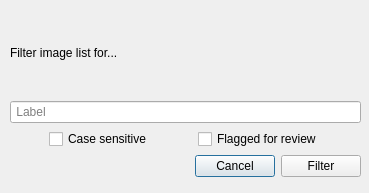
Above: bboxee/gui/filter_dialog.ui from persts/BBoxEE before the change. Below: the same form after it.
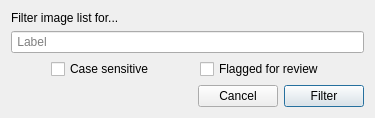
That is the form after the change.

Commit message: filter dialog

Patch:
```diff
--- a/bboxee/gui/filter_dialog.ui
+++ b/bboxee/gui/filter_dialog.ui
@@ -13,15 +13,14 @@
   <property name="windowTitle">
    <string>test</string>
   </property>
-  <widget class="QWidget" name="verticalLayoutWidget">
-   <property name="geometry">
-    <rect>
-     <x>10</x>
-     <y>10</y>
-     <width>351</width>
-     <height>167</height>
-    </rect>
-   </property>
+  <property name="sizeGripEnabled">
+   <bool>false</bool>
+  </property>
+  <layout class="QHBoxLayout" name="horizontalLayout_3">
+   <property name="sizeConstraint">
+    <enum>QLayout::SetFixedSize</enum>
+   </property>
+   <item>
    <layout class="QVBoxLayout" name="verticalLayout">
     <item>
      <widget class="QLabel" name="label">
@@ -120,6 +119,9 @@
         <property name="text">
          <string>Cancel</string>
         </property>
+         <property name="default">
+          <bool>false</bool>
+         </property>
        </widget>
       </item>
       <item>
@@ -127,12 +129,16 @@
         <property name="text">
          <string>Filter</string>
         </property>
+         <property name="default">
+          <bool>true</bool>
+         </property>
        </widget>
       </item>
      </layout>
     </item>
    </layout>
-  </widget>
+   </item>
+  </layout>
  </widget>
  <resources/>
  <connections/>
```
Left out of the diff: 6 changed lines with no effect on the pictures. Lines whose indentation alone changed are shown as unchanged. The commit also changes 3 other files.
